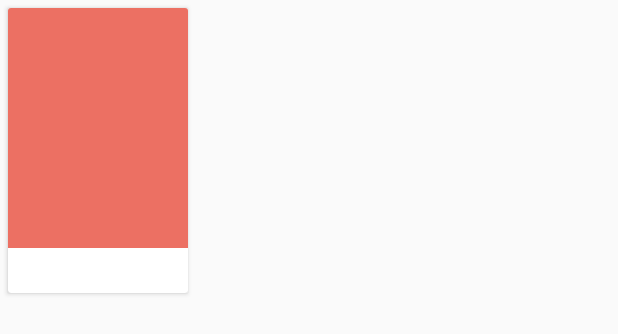
After one commit to MarleneBarahona/AgendaContactos, an Android app: the layout cardview_item_contacto.xml on its own in the app's theme, with its tools: preview values and no code run, on a phone screen of 412 x 824 dp. The commit adds this screen. Shown: the top 334 px of the screen. Run offline under Robolectric (Android 15) with nearby library versions, the phone set to English and light mode, and no system bars.

Commit message:
Ya levanta una segunda activity con la informacion del contacto (aun no lee los de la agenda)

```diff
--- a/app/src/main/AndroidManifest.xml
+++ b/app/src/main/AndroidManifest.xml
@@ -16,6 +16,7 @@
                 <category android:name="android.intent.category.LAUNCHER" />
             </intent-filter>
         </activity>
+        <activity android:name=".info_contacto"></activity>
     </application>
 
 </manifest>
--- /dev/null
+++ b/app/src/main/res/layout/cardview_item_contacto.xml
@@ -0,0 +1,31 @@
+<?xml version="1.0" encoding="utf-8"?>
+<android.support.v7.widget.CardView xmlns:android="http://schemas.android.com/apk/res/android"
+    android:id="@+id/cardview_id"
+    android:clickable="true"
+    android:foreground="?android:attr/selectableItemBackground"
+    xmlns:cardview = "http://schemas.android.com/apk/res-auto"
+    xmlns:tools="http://schemas.android.com/tools"
+    android:layout_width="120dp"
+    android:layout_height="190dp"
+    android:layout_margin="5dp">
+
+    <LinearLayout
+        android:orientation="vertical"
+        android:layout_width="match_parent"
+        android:layout_height="match_parent">
+        <ImageView
+            android:id="@+id/book_img_id"
+            android:layout_width="match_parent"
+            android:layout_height="160dp"
+            android:scaleType="centerInside"
+            android:background="#EC7063"/>
+        <TextView
+            android:id="@+id/book_title_id"
+            android:textSize="13sp"
+            android:layout_width="match_parent"
+            android:layout_height="match_parent"
+            android:gravity="center"/>
+
+    </LinearLayout>
+
+</android.support.v7.widget.CardView>
```
Also changed, not shown: app/build.gradle (+8 -4 lines), app/src/main/java/com/barahona/agendacontactos/Contacto.java (added, +40 -0 lines), app/src/main/java/com/barahona/agendacontactos/MainActivity.java (+20 -0 lines), app/src/main/java/com/barahona/agendacontactos/RecyclerViewAdapter.java (added, +67 -0 lines), app/src/main/java/com/barahona/agendacontactos/info_contacto.java (added, +26 -0 lines), app/src/main/res/layout/activity_info_contacto.xml (added, +38 -0 lines), app/src/main/res/layout/activity_main.xml (+9 -11 lines).
